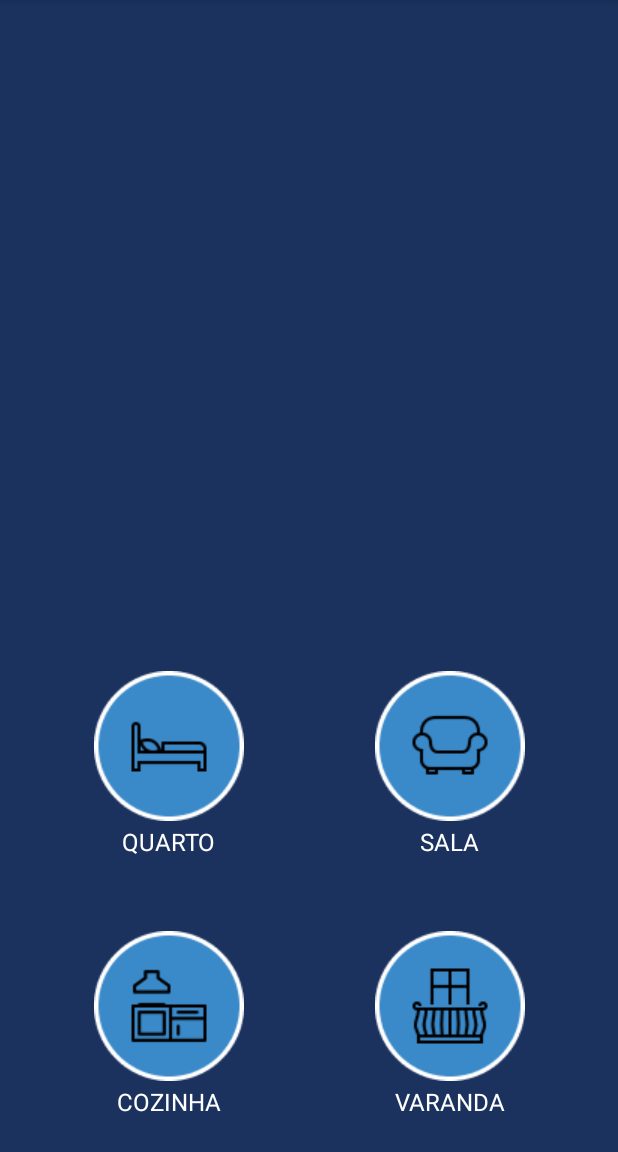
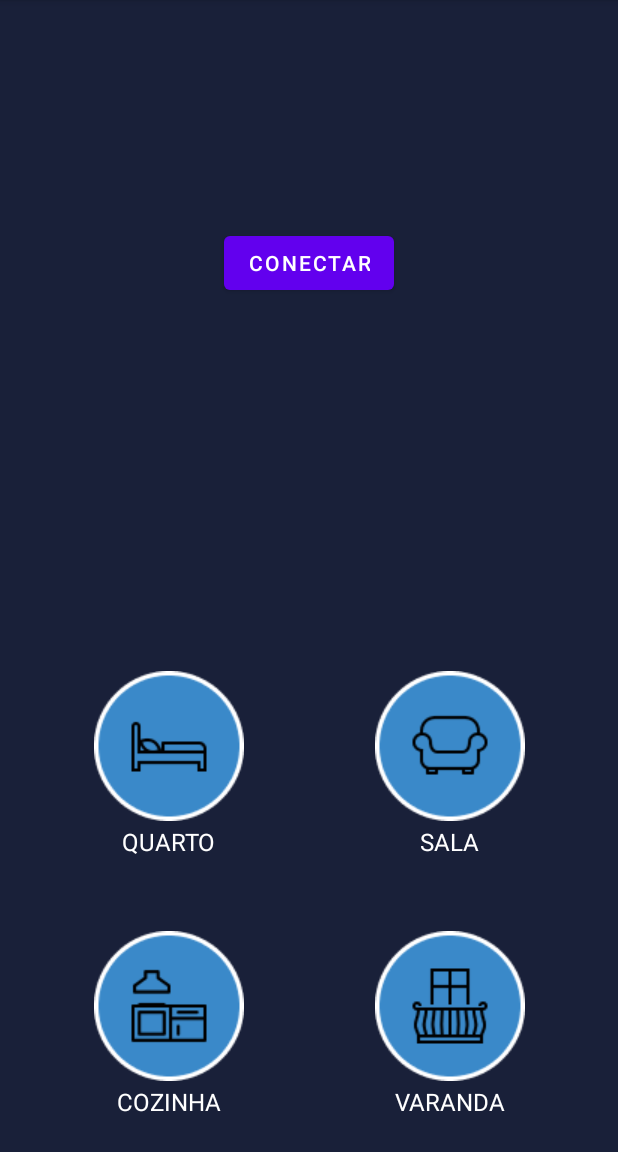
Before and after one commit to PedroFnseca/Copanga-House, an Android app: the screen it shows after launch (MainActivity), on a phone screen of 412 x 824 dp, the part 84-1236 px from its top. Run offline under Robolectric (Android 15) with nearby library versions, the phone set to English and light mode, and no system bars; 5 statements that could not run were skipped.

Commit message:
Adiconando permissões

```diff
--- a/app/src/main/AndroidManifest.xml
+++ b/app/src/main/AndroidManifest.xml
@@ -1,6 +1,13 @@
 <?xml version="1.0" encoding="utf-8"?>
 <manifest xmlns:android="http://schemas.android.com/apk/res/android"
     xmlns:tools="http://schemas.android.com/tools">
+
+    <uses-permission android:name="android.permission.BLUETOOTH"/>
+    <uses-permission android:name="android.permission.BLUETOOTH_ADMIN"/>
+    <uses-permission android:name="android.permission.BLUETOOTH_CONNECT"/>
+    <uses-permission android:name="android.permission.BLUETOOTH_SCAN"/>
+
+    <uses-permission android:name="android.permission.BLUETOOTH_CONNECT" />
 
     <application
         android:allowBackup="true"
--- a/app/src/main/java/com/example/copangahouse/MainActivity.java
+++ b/app/src/main/java/com/example/copangahouse/MainActivity.java
@@ -2,13 +2,36 @@ package com.example.copangahouse;
 
 import androidx.appcompat.app.AppCompatActivity;
 
+import android.bluetooth.BluetoothAdapter;
+import android.content.Intent;
 import android.os.Bundle;
+import android.widget.Button;
+import android.widget.ImageButton;
+import android.widget.Toast;
 
 public class MainActivity extends AppCompatActivity {
+
+    ImageButton imgQuarto = (ImageButton)findViewById(R.id.imgQuarto);
+    ImageButton imgSala = (ImageButton)findViewById(R.id.imgSala);
+    ImageButton imgCozinha = (ImageButton)findViewById(R.id.imgCozinha);
+    ImageButton imgVaranda = (ImageButton)findViewById(R.id.imgVaranda);
+
+    Button btnConectar = (Button)findViewById(R.id.btnConectar);
+
+    BluetoothAdapter bluetoothAdapter = BluetoothAdapter.getDefaultAdapter();
+    int REQUEST_ENABLE_BT = 1;
 
     @Override
     protected void onCreate(Bundle savedInstanceState) {
         super.onCreate(savedInstanceState);
         setContentView(R.layout.activity_main);
+
+
+        if(bluetoothAdapter == null){
+            Toast.makeText(getApplicationContext(), "O seu dispositivo não possui bluetooth", Toast.LENGTH_LONG).show();
+        } else if (!bluetoothAdapter.isEnabled()) {
+            Intent enableBtIntent = new Intent(BluetoothAdapter.ACTION_REQUEST_ENABLE);
+            startActivityForResult(enableBtIntent, REQUEST_ENABLE_BT);
+        }
     }
 }
--- a/app/src/main/res/layout/activity_main.xml
+++ b/app/src/main/res/layout/activity_main.xml
@@ -4,7 +4,7 @@
     xmlns:tools="http://schemas.android.com/tools"
     android:layout_width="match_parent"
     android:layout_height="match_parent"
-    android:background="#1B325F"
+    android:background="#192039"
     tools:context=".MainActivity">
 
     <TextView
@@ -14,10 +14,10 @@
         android:text="COZINHA"
         android:textColor="#ffff"
         android:textSize="16sp"
-        app:layout_constraintBottom_toBottomOf="@+id/imageButton3"
-        app:layout_constraintEnd_toEndOf="@+id/imageButton3"
-        app:layout_constraintStart_toStartOf="@+id/imageButton3"
-        app:layout_constraintTop_toTopOf="@+id/imageButton3"
+        app:layout_constraintBottom_toBottomOf="@+id/imgCozinha"
+        app:layout_constraintEnd_toEndOf="@+id/imgCozinha"
+        app:layout_constraintStart_toStartOf="@+id/imgCozinha"
+        app:layout_constraintTop_toTopOf="@+id/imgCozinha"
         app:layout_constraintVertical_bias="1.0" />
 
     <TextView
@@ -27,10 +27,10 @@
         android:text="SALA"
         android:textColor="#ffff"
         android:textSize="16sp"
-        app:layout_constraintBottom_toBottomOf="@+id/imageButton2"
-        app:layout_constraintEnd_toEndOf="@+id/imageButton2"
-        app:layout_constraintStart_toStartOf="@+id/imageButton2"
-        app:layout_constraintTop_toTopOf="@+id/imageButton2"
+        app:layout_constraintBottom_toBottomOf="@+id/imgSala"
+        app:layout_constraintEnd_toEndOf="@+id/imgSala"
+        app:layout_constraintStart_toStartOf="@+id/imgSala"
+        app:layout_constraintTop_toTopOf="@+id/imgSala"
         app:layout_constraintVertical_bias="1.0" />
 
     <TextView
@@ -40,10 +40,10 @@
         android:text="VARANDA"
         android:textColor="#ffff"
         android:textSize="16sp"
-        app:layout_constraintBottom_toBottomOf="@+id/imageButton4"
-        app:layout_constraintEnd_toEndOf="@+id/imageButton4"
-        app:layout_constraintStart_toStartOf="@+id/imageButton4"
-        app:layout_constraintTop_toTopOf="@+id/imageButton4"
+        app:layout_constraintBottom_toBottomOf="@+id/imgVaranda"
+        app:layout_constraintEnd_toEndOf="@+id/imgVaranda"
+        app:layout_constraintStart_toStartOf="@+id/imgVaranda"
+        app:layout_constraintTop_toTopOf="@+id/imgVaranda"
         app:layout_constraintVertical_bias="1.0" />
 
     <TextView
@@ -53,60 +53,70 @@
         android:text="QUARTO"
         android:textColor="#ffff"
         android:textSize="16sp"
-        app:layout_constraintBottom_toBottomOf="@+id/imageButton"
-        app:layout_constraintEnd_toEndOf="@+id/imageButton"
-        app:layout_constraintStart_toStartOf="@+id/imageButton"
-        app:layout_constraintTop_toTopOf="@+id/imageButton"
+        app:layout_constraintBottom_toBottomOf="@+id/imgQuarto"
+        app:layout_constraintEnd_toEndOf="@+id/imgQuarto"
+        app:layout_constraintStart_toStartOf="@+id/imgQuarto"
+        app:layout_constraintTop_toTopOf="@+id/imgQuarto"
         app:layout_constraintVertical_bias="1.0" />
 
     <ImageButton
-        android:id="@+id/imageButton"
+        android:id="@+id/imgQuarto"
         android:layout_width="150dp"
         android:layout_height="150dp"
         android:layout_marginTop="399dp"
         android:backgroundTint="#00FFFFFF"
-        app:layout_constraintBottom_toTopOf="@+id/imageButton3"
-        app:layout_constraintEnd_toStartOf="@+id/imageButton2"
+        app:layout_constraintBottom_toTopOf="@+id/imgCozinha"
+        app:layout_constraintEnd_toStartOf="@+id/imgSala"
         app:layout_constraintHorizontal_bias="0.5"
         app:layout_constraintStart_toStartOf="parent"
         app:layout_constraintTop_toTopOf="parent"
         app:srcCompat="@drawable/quarto" />
 
     <ImageButton
-        android:id="@+id/imageButton2"
+        android:id="@+id/imgSala"
         android:layout_width="150dp"
         android:layout_height="150dp"
         android:layout_marginTop="399dp"
         android:backgroundTint="#00FFFFFF"
-        app:layout_constraintBottom_toTopOf="@+id/imageButton4"
+        app:layout_constraintBottom_toTopOf="@+id/imgVaranda"
         app:layout_constraintEnd_toEndOf="parent"
         app:layout_constraintHorizontal_bias="0.5"
-        app:layout_constraintStart_toEndOf="@+id/imageButton"
+        app:layout_constraintStart_toEndOf="@+id/imgQuarto"
         app:layout_constraintTop_toTopOf="parent"
         app:srcCompat="@drawable/sala" />
 
     <ImageButton
-        android:id="@+id/imageButton3"
+        android:id="@+id/imgCozinha"
         android:layout_width="150dp"
         android:layout_height="150dp"
         android:backgroundTint="#00FFFFFF"
         app:layout_constraintBottom_toBottomOf="parent"
-        app:layout_constraintEnd_toStartOf="@+id/imageButton4"
+        app:layout_constraintEnd_toStartOf="@+id/imgVaranda"
         app:layout_constraintHorizontal_bias="0.5"
         app:layout_constraintStart_toStartOf="parent"
-        app:layout_constraintTop_toBottomOf="@+id/imageButton"
+        app:layout_constraintTop_toBottomOf="@+id/imgQuarto"
         app:srcCompat="@drawable/cozinha" />
 
     <ImageButton
-        android:id="@+id/imageButton4"
+        android:id="@+id/imgVaranda"
         android:layout_width="150dp"
         android:layout_height="150dp"
         android:backgroundTint="#00FFFFFF"
         app:layout_constraintBottom_toBottomOf="parent"
         app:layout_constraintEnd_toEndOf="parent"
         app:layout_constraintHorizontal_bias="0.5"
-        app:layout_constraintStart_toEndOf="@+id/imageButton3"
-        app:layout_constraintTop_toBottomOf="@+id/imageButton2"
+        app:layout_constraintStart_toEndOf="@+id/imgCozinha"
+        app:layout_constraintTop_toBottomOf="@+id/imgSala"
         app:srcCompat="@drawable/varanda" />
 
+    <Button
+        android:id="@+id/btnConectar"
+        android:layout_width="wrap_content"
+        android:layout_height="wrap_content"
+        android:layout_marginTop="151dp"
+        android:text="Conectar"
+        app:layout_constraintEnd_toEndOf="parent"
+        app:layout_constraintStart_toStartOf="parent"
+        app:layout_constraintTop_toTopOf="parent" />
+
 </androidx.constraintlayout.widget.ConstraintLayout>
```
